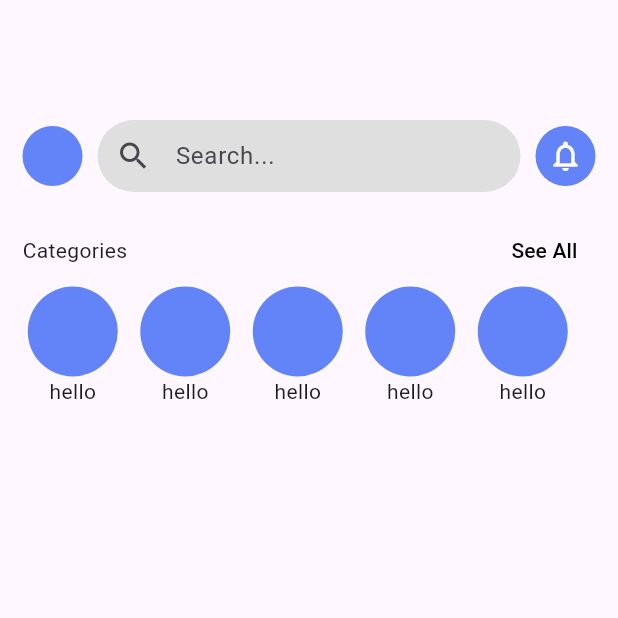
After one commit to adnan-vk/SellGo_UI, a Flutter app: the HomeScreen screen opened directly, on a phone screen of 412 x 824 dp, the top half of it. The commit adds this screen. Run offline on Flutter 3.47's test engine with Material 3 defaults, Android fonts, the phone set to English and light mode, and no system bars; our stand-ins replace email_validator.

Commit message:
home started

```diff
--- a/lib/view/bottom_bar/bottombar.dart
+++ b/lib/view/bottom_bar/bottombar.dart
@@ -1,4 +1,5 @@
 import 'package:flutter/material.dart';
+import 'package:sellgo/view/home_screen/home.dart';
 import 'package:sellgo/view/signin_screen/sign_in.dart';
 import 'package:sellgo/view/signup/sign_up.dart';
 import 'package:sellgo/view/splash/splash.dart';
@@ -44,5 +45,5 @@ class _BottomBarState extends State<BottomBar> {
     );
   }
 
-  final List tabs = [SignIn(), SignUp(), Splash()];
+  final List tabs = [HomeScreen(), SignUp(), Splash()];
 }
--- /dev/null
+++ b/lib/view/home_screen/home.dart
@@ -0,0 +1,110 @@
+import 'package:flutter/material.dart';
+import 'package:sellgo/widgets/botton_widget.dart';
+import 'package:sellgo/widgets/circleavatar_widget.dart';
+import 'package:sellgo/widgets/text_widget.dart';
+import 'package:sellgo/widgets/textfield_widget.dart';
+
+class HomeScreen extends StatelessWidget {
+  const HomeScreen({Key? key});
+
+  @override
+  Widget build(BuildContext context) {
+    return Scaffold(
+      // appBar: AppBar(
+      //   backgroundColor: Colors.white,
+      //   elevation: 0,
+      //   leading: circleavatar().circleAvatar(radius: 20.0),
+      //   title: textFormField().textformfield(), // Add the text field for search in the app bar
+      //   actions: [
+      //     IconButton(
+      //       onPressed: () {
+      //         // Implement your favorites functionality here
+      //         // For example, you can show a snackbar
+      //         ScaffoldMessenger.of(context).showSnackBar(
+      //           SnackBar(content: Text('Favorites tapped')),
+      //         );
+      //       },
+      //       icon: Icon(Icons.favorite),
+      //     ),
+      //   ],
+      // ),
+      body: Padding(
+        padding:
+            const EdgeInsets.only(top: 10, bottom: 10, left: 15, right: 15),
+        child: Column(
+          children: [
+            SizedBox(
+              height: 70,
+            ),
+            Row(
+              children: [
+                circleavatar().circleAvatar(radius: 20.0),
+                SizedBox(
+                  width: 10,
+                ),
+                Expanded(
+                    child: textFormField().searchtextfield(
+                        preicon: Icons.search, label: "Search...")),
+                SizedBox(
+                  width: 10,
+                ),
+                circleavatar().circleAvatar(
+                    child: Icon(
+                  Icons.notifications_outlined,
+                  color: Colors.white,
+                )),
+              ],
+            ),
+            SizedBox(
+              height: 15,
+            ),
+            Row(
+              mainAxisAlignment: MainAxisAlignment.spaceBetween,
+              children: [
+                TextWidget().text(data: "Categories"),
+                ButtonWidget().textbutton(context: context, text: "See All")
+              ],
+            ),
+            SingleChildScrollView(
+              scrollDirection: Axis.horizontal,
+              child: Row(
+                children: [
+                  circleavatar().categoryavatar(
+                    text: "hello",
+                  ),
+                  SizedBox(
+                    width: 15,
+                  ),
+                  circleavatar().categoryavatar(
+                    text: "hello",
+                  ),
+                  SizedBox(
+                    width: 15,
+                  ),
+                  circleavatar().categoryavatar(
+                    text: "hello",
+                  ),
+                  SizedBox(
+                    width: 15,
+                  ),
+                  circleavatar().categoryavatar(
+                    text: "hello",
+                  ),
+                  SizedBox(
+                    width: 15,
+                  ),
+                  circleavatar().categoryavatar(
+                    text: "hello",
+                  ),
+                  SizedBox(
+                    width: 15,
+                  ),
+                ],
+              ),
+            )
+          ],
+        ),
+      ),
+    );
+  }
+}
--- a/lib/view/signup/sign_up.dart
+++ b/lib/view/signup/sign_up.dart
@@ -19,8 +19,14 @@ class SignUp extends StatelessWidget {
             crossAxisAlignment: CrossAxisAlignment.start,
             children: [
               const SizedBox(
-                height: 100,
+                height: 80,
               ),
+              IconButton(
+                  style: ButtonStyle(),
+                  onPressed: () {
+                    Navigator.pop(context);
+                  },
+                  icon: Icon(Icons.arrow_back_ios)),
               TextWidget().text(
                   data: "Create an Account",
                   size: size.width * .1,
@@ -49,7 +55,7 @@ class SignUp extends StatelessWidget {
                 height: size.height * .02,
               ),
               textFormField().textformfield(
-                  labeltext: "Confir Password", color: Colors.grey.shade200),
+                  labeltext: "Confirm Password", color: Colors.grey.shade200),
               SizedBox(
                 height: size.height * .03,
               ),
--- /dev/null
+++ b/lib/widgets/circleavatar_widget.dart
@@ -0,0 +1,20 @@
+import 'package:flutter/material.dart';
+import 'package:sellgo/theme/colors.dart';
+
+class circleavatar {
+  circleAvatar({radius, child}) {
+    return CircleAvatar(
+      radius: radius,
+      child: child,
+      backgroundColor: colors().blue,
+    );
+  }
+  categoryavatar({text,child}){
+    return Column(
+      children: [
+        circleavatar().circleAvatar(child: child,radius: 30.0),
+        Text(text)
+      ],
+    );
+  }
+}
--- a/lib/widgets/textfield_widget.dart
+++ b/lib/widgets/textfield_widget.dart
@@ -48,7 +48,7 @@ class textFormField {
       keyboardType: keytype,
       controller: controller,
       decoration: InputDecoration(
-        border: const OutlineInputBorder(),
+        border: OutlineInputBorder(borderRadius: BorderRadius.circular(20)),
         labelText: labeltext,
         filled: true,
         fillColor: color,
@@ -58,4 +58,21 @@ class textFormField {
       },
     );
   }
+
+  searchtextfield({String? label, preicon}) {
+    return TextFormField(
+      style: TextStyle(fontSize: 14.0),
+      decoration: InputDecoration(
+          prefixIcon: Icon(preicon),
+          labelText: label,
+          contentPadding:
+              EdgeInsets.symmetric(vertical: 10.0, horizontal: 15.0),
+          border: OutlineInputBorder(
+            borderSide: BorderSide.none,
+            borderRadius: BorderRadius.circular(50),
+          ),
+          filled: true,
+          fillColor: Color.fromARGB(255, 224, 223, 223)),
+    );
+  }
 }
```
